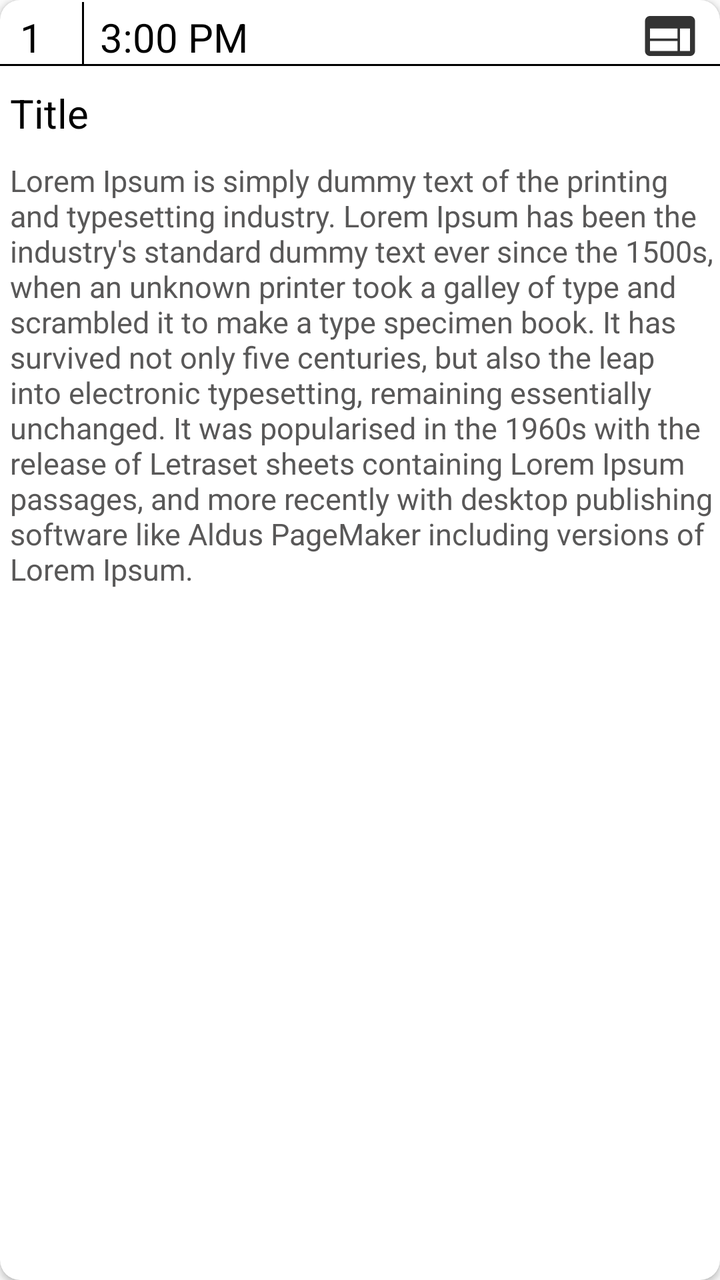
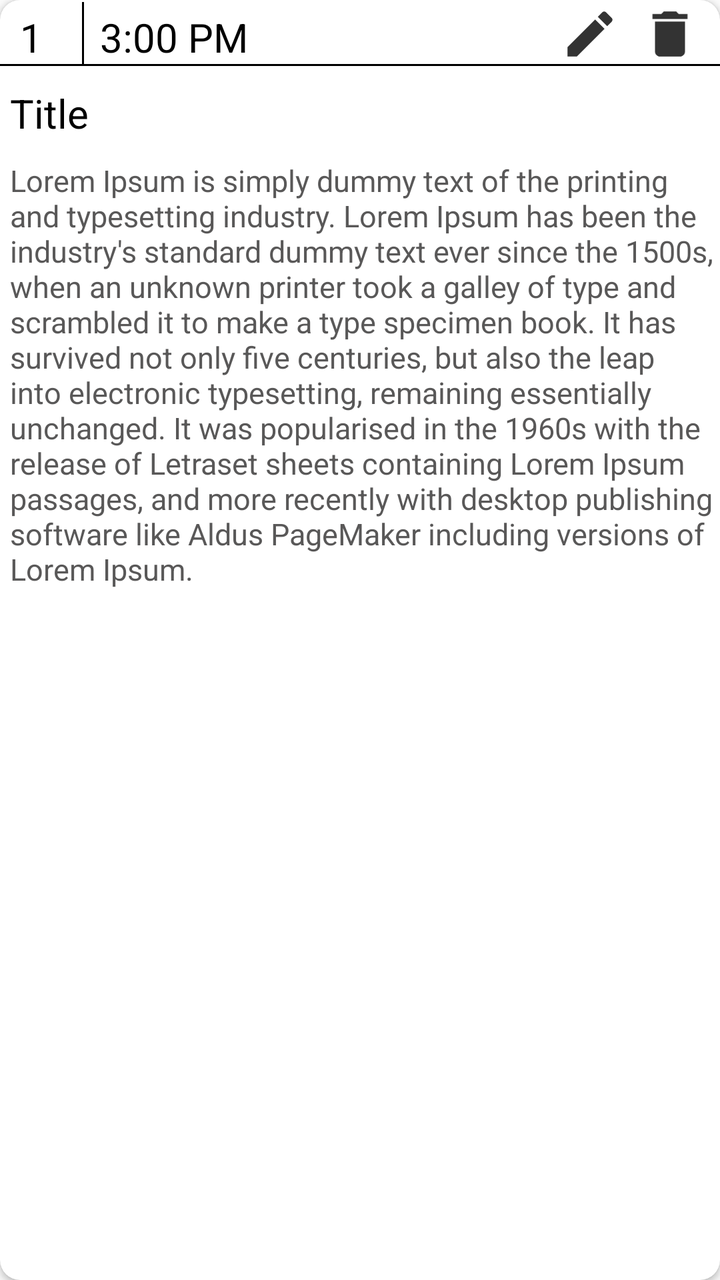

An Android layout rendered at two revisions. The XML below is the earlier revision; the diff shows what the commit changed to produce the second picture.
<!-- AndroidManifest.xml: application theme Theme.SchedulePlanner -->
<!-- res/layout/create_task_single_row.xml -->
<?xml version="1.0" encoding="utf-8"?>
<androidx.cardview.widget.CardView xmlns:android="http://schemas.android.com/apk/res/android"
    android:layout_width="match_parent"
    android:layout_height="wrap_content"
    xmlns:app="http://schemas.android.com/apk/res-auto"
    app:cardCornerRadius="10dp"
    android:layout_margin="10dp">

    <RelativeLayout
        android:layout_width="match_parent"
        android:layout_height="wrap_content">

        <TextView
            android:id="@+id/count"
            android:layout_width="30dp"
            android:layout_height="wrap_content"
            android:layout_marginStart="10dp"
            android:layout_marginTop="5dp"
            android:text="1"
            android:textColor="@color/black"
            android:textSize="20dp" />

        <View
            android:id="@+id/vertical_row"
            android:layout_width="1dp"
            android:layout_height="32dp"
            android:layout_marginStart="1dp"
            android:layout_marginTop="1dp"
            android:layout_toEndOf="@+id/count"
            android:background="#000000" />

        <TextView
            android:id="@+id/time"
            android:layout_width="wrap_content"
            android:layout_height="wrap_content"
            android:layout_marginStart="10dp"
            android:layout_marginTop="5dp"
            android:layout_toEndOf="@id/count"
            android:background="@color/white"
            android:text="3:00 PM"
            android:textSize="20dp" />

        <ImageView
            android:layout_width="30dp"
            android:layout_height="30dp"
            android:layout_alignParentEnd="true"
            android:layout_marginTop="3dp"
            android:layout_marginEnd="10dp"
            android:src="@drawable/actionbar_menu" />

        <View
            android:id="@+id/horizontal_row"
            android:layout_width="match_parent"
            android:layout_height="1dp"
            android:layout_below="@id/time"
            android:background="#000000" />

        <TextView
            android:id="@+id/title"
            android:layout_width="200dp"
            android:layout_height="wrap_content"
            android:layout_below="@id/horizontal_row"
            android:layout_marginStart="5dp"
            android:layout_marginTop="10dp"
            android:text="Title"
            android:textSize="20dp" />

        <TextView
            android:id="@+id/description"
            android:layout_width="match_parent"
            android:layout_height="wrap_content"
            android:layout_below="@id/title"
            android:layout_marginStart="5dp"
            android:layout_marginTop="10dp"
            android:inputType="textMultiLine|textNoSuggestions"
            android:text="@string/dummy"
            android:textColor="#595858"
            android:textSize="15dp" />

    </RelativeLayout>

</androidx.cardview.widget.CardView>
<!-- resources referenced by this layout -->
<resources>
  <color name="black">#FF000000</color>
  <color name="white">#FFFFFFFF</color>
  <!-- drawable actionbar_menu (drawable-anydpi) -->
  <vector xmlns:android="http://schemas.android.com/apk/res/android"
      android:width="24dp"
      android:height="24dp"
      android:viewportWidth="24"
      android:viewportHeight="24"
      android:tint="#000000"
      android:alpha="0.8">
    <path
        android:fillColor="@android:color/white"
        android:pathData="M20,4L4,4c-1.1,0 -1.99,0.9 -1.99,2L2,18c0,1.1 0.9,2 2,2h16c1.1,0 2,-0.9 2,-2L22,6c0,-1.1 -0.9,-2 -2,-2zM15,18L4,18v-4h11v4zM15,13L4,13L4,9h11v4zM20,18h-4L16,9h4v9z"/>
  </vector>
  <string name="dummy">Lorem Ipsum is simply dummy text of the printing and typesetting industry. Lorem Ipsum has been the industry\'s standard dummy text ever since the 1500s, when an unknown printer took a galley of type and scrambled it to make a type specimen book. It has survived not only five centuries, but also the leap into electronic typesetting, remaining essentially unchanged. It was popularised in the 1960s with the release of Letraset sheets containing Lorem Ipsum passages, and more recently with desktop publishing software like Aldus PageMaker including versions of Lorem Ipsum.</string>
  <style name="Theme.SchedulePlanner" parent="Theme.AppCompat.Light.NoActionBar">
          
          <item name="colorPrimary">@color/purple_500</item>
          <item name="colorPrimaryVariant">@color/purple_700</item>
          <item name="colorOnPrimary">@color/white</item>
          
          <item name="colorSecondary">@color/teal_200</item>
          <item name="colorSecondaryVariant">@color/teal_700</item>
          <item name="colorOnSecondary">@color/black</item>
          
          <item name="android:statusBarColor" tools:targetApi="l">?attr/colorPrimaryVariant</item>
          
          <item name="android:itemBackground">#ffffff</item>
          <item name="android:textColor">#000000</item>
          <item name="actionOverflowMenuStyle">@style/OverflowMenu</item>
      </style>
  <color name="purple_500">#000000</color>
  <color name="purple_700">#000000</color>
  <color name="teal_200">#FF03DAC5</color>
  <color name="teal_700">#FF018786</color>
  <style name="OverflowMenu" parent="Widget.AppCompat.PopupMenu.Overflow">
          <item name="android:overlapAnchor">false</item>
          <item name="android:dropDownVerticalOffset">4.0dip</item>
      </style>
</resources>

<!-- the commit's change to res/layout/create_task_single_row.xml (unified diff, before → after) -->
@@ -41,12 +41,22 @@
             android:textSize="20dp" />
 
         <ImageView
+            android:id="@+id/edit2"
             android:layout_width="30dp"
             android:layout_height="30dp"
             android:layout_alignParentEnd="true"
-            android:layout_marginTop="3dp"
+            android:layout_marginTop="2dp"
+            android:layout_marginEnd="50dp"
+            android:src="@drawable/actionbar_edit_task" />
+
+        <ImageView
+            android:id="@+id/delete2"
+            android:layout_width="30dp"
+            android:layout_height="30dp"
+            android:layout_alignParentEnd="true"
+            android:layout_marginTop="2dp"
             android:layout_marginEnd="10dp"
-            android:src="@drawable/actionbar_menu" />
+            android:src="@drawable/actionbar_delete_task" />
 
         <View
             android:id="@+id/horizontal_row"
<!-- resource entries referenced after the edit -->
@@ -2,7 +2,7 @@
 <resources>
   <color name="black">#FF000000</color>
   <color name="white">#FFFFFFFF</color>
-  <!-- drawable actionbar_menu (drawable-anydpi) -->
+  <!-- drawable actionbar_delete_task (drawable-anydpi) -->
   <vector xmlns:android="http://schemas.android.com/apk/res/android"
       android:width="24dp"
       android:height="24dp"
@@ -12,7 +12,19 @@
       android:alpha="0.8">
     <path
         android:fillColor="@android:color/white"
-        android:pathData="M20,4L4,4c-1.1,0 -1.99,0.9 -1.99,2L2,18c0,1.1 0.9,2 2,2h16c1.1,0 2,-0.9 2,-2L22,6c0,-1.1 -0.9,-2 -2,-2zM15,18L4,18v-4h11v4zM15,13L4,13L4,9h11v4zM20,18h-4L16,9h4v9z"/>
+        android:pathData="M6,19c0,1.1 0.9,2 2,2h8c1.1,0 2,-0.9 2,-2V7H6v12zM19,4h-3.5l-1,-1h-5l-1,1H5v2h14V4z"/>
+  </vector>
+  <!-- drawable actionbar_edit_task (drawable-anydpi) -->
+  <vector xmlns:android="http://schemas.android.com/apk/res/android"
+      android:width="24dp"
+      android:height="24dp"
+      android:viewportWidth="24"
+      android:viewportHeight="24"
+      android:tint="#000000"
+      android:alpha="0.8">
+    <path
+        android:fillColor="@android:color/white"
+        android:pathData="M3,17.25V21h3.75L17.81,9.94l-3.75,-3.75L3,17.25zM20.71,7.04c0.39,-0.39 0.39,-1.02 0,-1.41l-2.34,-2.34c-0.39,-0.39 -1.02,-0.39 -1.41,0l-1.83,1.83 3.75,3.75 1.83,-1.83z"/>
   </vector>
   <string name="dummy">Lorem Ipsum is simply dummy text of the printing and typesetting industry. Lorem Ipsum has been the industry\'s standard dummy text ever since the 1500s, when an unknown printer took a galley of type and scrambled it to make a type specimen book. It has survived not only five centuries, but also the leap into electronic typesetting, remaining essentially unchanged. It was popularised in the 1960s with the release of Letraset sheets containing Lorem Ipsum passages, and more recently with desktop publishing software like Aldus PageMaker including versions of Lorem Ipsum.</string>
   <style name="Theme.SchedulePlanner" parent="Theme.AppCompat.Light.NoActionBar">
